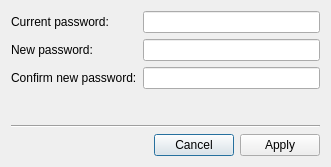
Before: the Qt Designer form src/changepw.ui in psi-im/psi, drawn with Qt 5.
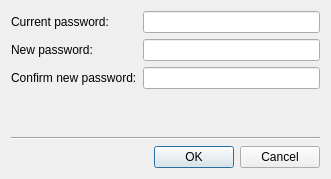
After: the same form once the commit is applied. Custom widgets are drawn as their Qt base class.

Diff of the .ui file:
```diff
--- a/src/changepw.ui
+++ b/src/changepw.ui
@@ -7,7 +7,7 @@
     <x>0</x>
     <y>0</y>
     <width>331</width>
-    <height>167</height>
+    <height>179</height>
    </rect>
   </property>
   <property name="windowTitle">
@@ -91,26 +91,10 @@
      <item>
       <widget class="BusyWidget" name="busy" native="true"/>
      </item>
-     <item>
-      <spacer name="Spacer1">
-       <property name="orientation">
-        <enum>Qt::Horizontal</enum>
-       </property>
-       <property name="sizeType">
-        <enum>QSizePolicy::Expanding</enum>
-       </property>
-       <property name="sizeHint" stdset="0">
-        <size>
-         <width>110</width>
-         <height>20</height>
-        </size>
-       </property>
-      </spacer>
-     </item>
      <item>
       <widget class="QDialogButtonBox" name="buttonBox">
        <property name="standardButtons">
-        <set>QDialogButtonBox::Apply|QDialogButtonBox::Cancel</set>
+        <set>QDialogButtonBox::Cancel|QDialogButtonBox::Ok</set>
        </property>
       </widget>
      </item>
```
Left out of the diff: 1 changed line with no effect on the pictures.
